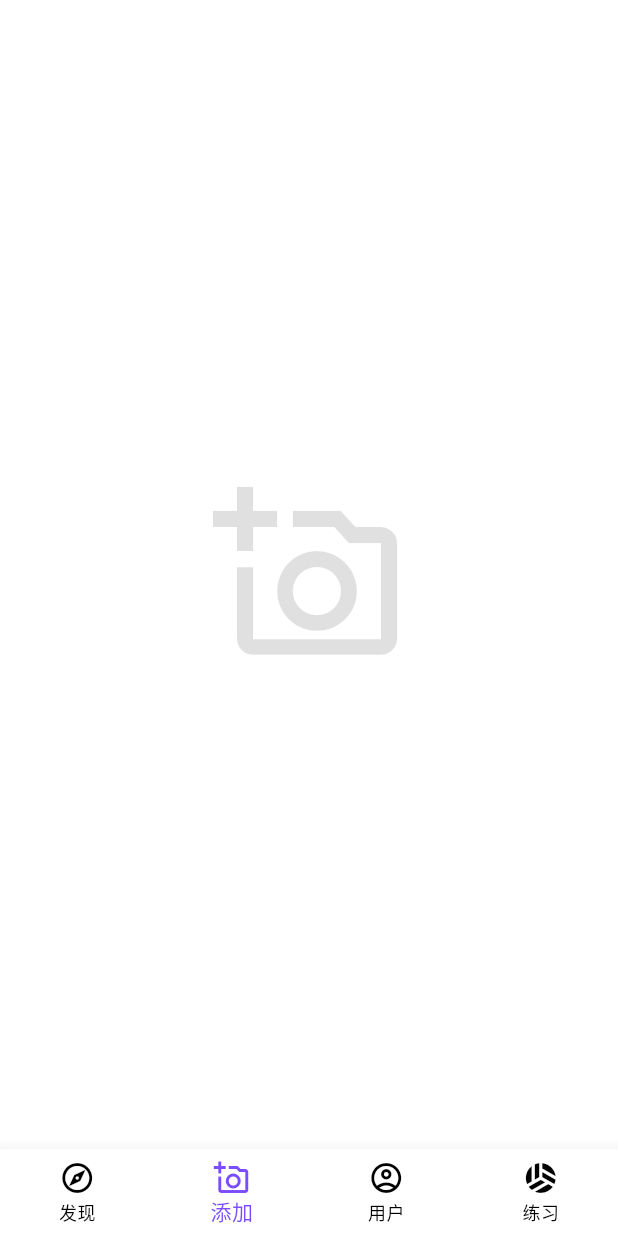
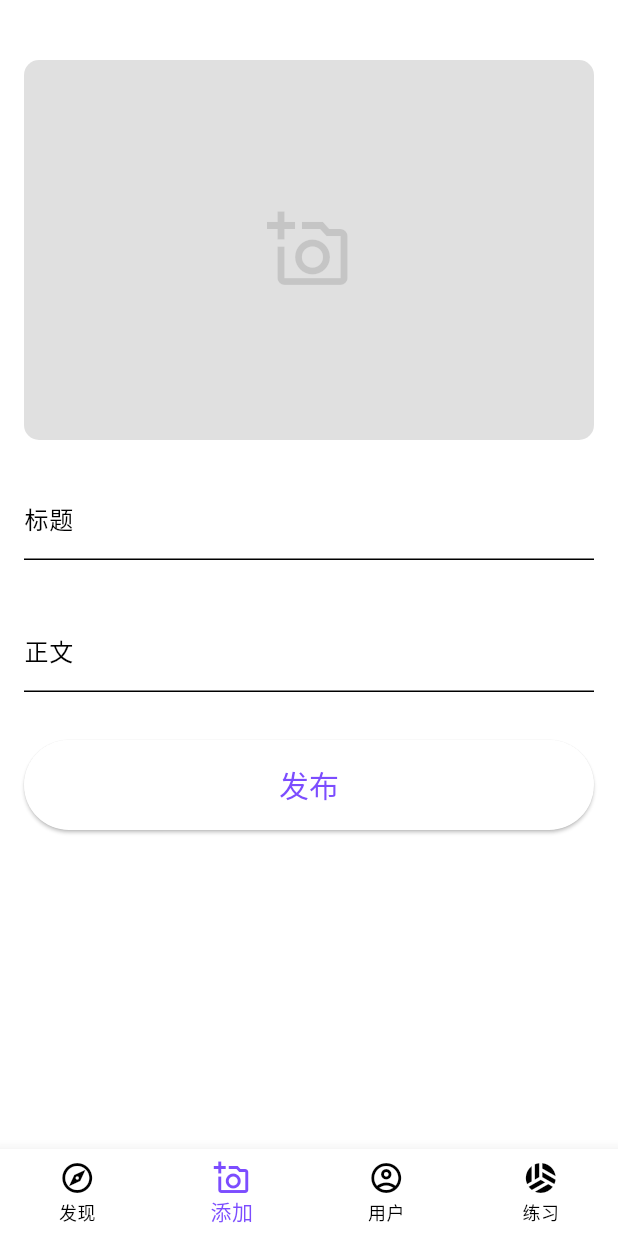
Before and after one commit to shannnl/xb2_flutter, a Flutter app: the screen it shows after launch, item 2 of the bottom bar chosen, on a phone screen of 412 x 824 dp. Run offline on Flutter 3.47's test engine with Material 3 defaults, Android fonts, the phone set to English and light mode, and no system bars; our stand-ins replace file_picker, flutter_dotenv, shared_preferences; network calls fail.

Commit message:
整理内容，上传文件

```diff
--- a/lib/app/components/app_button.dart
+++ b/lib/app/components/app_button.dart
@@ -2,7 +2,7 @@ import 'package:flutter/material.dart';
 
 class AppButton extends StatelessWidget {
   final String? text;
-  final VoidCallback onPressed;
+  final VoidCallback? onPressed;
 
   AppButton({
     required this.onPressed,
--- a/lib/app/components/app_text_field.dart
+++ b/lib/app/components/app_text_field.dart
@@ -3,19 +3,42 @@ import 'package:flutter/material.dart';
 class AppTextField extends StatelessWidget {
   final String labelText;
   final ValueChanged<String>? onChanged;
+  final TextEditingController? controller;
+  final bool canValidate;
+  final bool isMultiline;
+  final bool enabled;
 
-  AppTextField({required this.labelText, this.onChanged});
+  AppTextField({
+    required this.labelText,
+    this.onChanged,
+    this.controller,
+    this.canValidate = true,
+    this.isMultiline = false,
+    this.enabled = true,
+  });
 
   @override
   Widget build(BuildContext context) {
+    TextInputType? keyboardType;
+
+    if (isMultiline) {
+      keyboardType = TextInputType.multiline;
+    }
+
     return Container(
       padding: EdgeInsets.only(bottom: 32),
       child: TextFormField(
+        controller: controller,
+        enabled: enabled,
+        keyboardType: keyboardType,
+        maxLines: isMultiline ? null : 1,
         decoration: InputDecoration(
           labelText: labelText,
         ),
         onChanged: onChanged,
-        autovalidateMode: AutovalidateMode.onUserInteraction,
+        autovalidateMode: canValidate
+            ? AutovalidateMode.onUserInteraction
+            : AutovalidateMode.disabled,
         validator: (value) {
           if (value == null || value.isEmpty) {
             return '请填写$labelText';
--- /dev/null
+++ b/lib/app/exceptions/app_exception.dart
@@ -0,0 +1,9 @@
+class AppException implements Exception {
+  final String message;
+
+  AppException([this.message = '']);
+
+  String toString() {
+    return '${this.runtimeType}: $message';
+  }
+}
--- a/lib/app/exceptions/http_exception.dart
+++ b/lib/app/exceptions/http_exception.dart
@@ -1,12 +1,7 @@
-class HttpException implements Exception {
-  late String message;
+import 'package:xb2_flutter/app/exceptions/app_exception.dart';
 
-  HttpException(String? message) {
-    this.message = message ?? '网络请求出了点问题 🌋 ';
-  }
-
-  @override
-  String toString() {
-    return 'HttpException: $message';
-  }
+class HttpException extends AppException {
+  HttpException([
+    String message = '网络请求出了点问题 🌋',
+  ]) : super(message);
 }
--- /dev/null
+++ b/lib/app/exceptions/validate_exception.dart
@@ -0,0 +1,7 @@
+import 'package:xb2_flutter/app/exceptions/app_exception.dart';
+
+class ValidateException extends AppException {
+  ValidateException([
+    String message = '未通过数据验证。',
+  ]) : super(message);
+}
--- /dev/null
+++ b/lib/post/create/components/post_create_form.dart
@@ -0,0 +1,140 @@
+import 'package:flutter/material.dart';
+import 'package:provider/provider.dart';
+import 'package:xb2_flutter/app/components/app_button.dart';
+import 'package:xb2_flutter/app/components/app_text_field.dart';
+import 'package:xb2_flutter/app/exceptions/app_exception.dart';
+import 'package:xb2_flutter/app/exceptions/validate_exception.dart';
+import 'package:xb2_flutter/post/create/components/post_create_media.dart';
+import 'package:xb2_flutter/post/create/post_create_model.dart';
+
+class PostCreateForm extends StatefulWidget {
+  @override
+  _PostCreateFormState createState() => _PostCreateFormState();
+}
+
+class _PostCreateFormState extends State<PostCreateForm> {
+  // 表单 key
+  final formKey = GlobalKey<FormState>();
+
+  // 是否自动验证
+  bool canValidate = true;
+
+  // 文本编辑控制器
+  final titleFieldController = TextEditingController();
+  final contentFieldController = TextEditingController();
+
+  @override
+  void initState() {
+    super.initState();
+
+    final title = context.read<PostCreateModel>().title;
+    final content = context.read<PostCreateModel>().content;
+
+    if (title != null) {
+      titleFieldController.text = title;
+    }
+
+    if (content != null) {
+      contentFieldController.text = content;
+    }
+  }
+
+  @override
+  Widget build(BuildContext context) {
+    final postCreateModel = context.watch<PostCreateModel>();
+
+    // 选择文件后设置标题
+    if (postCreateModel.selectedFile != null && postCreateModel.title == null) {
+      final title = postCreateModel.selectedFile!.name.split('.')[0];
+      titleFieldController.text = title;
+      postCreateModel.setTitle(title);
+    }
+
+    // 标题字段
+    final titleField = AppTextField(
+      labelText: '标题',
+      controller: titleFieldController,
+      enabled: !postCreateModel.loading,
+      canValidate: canValidate,
+      onChanged: (value) {
+        postCreateModel.setTitle(value);
+      },
+    );
+
+    // 正文字段
+    final contentField = AppTextField(
+      labelText: '正文',
+      controller: contentFieldController,
+      enabled: !postCreateModel.loading,
+      canValidate: canValidate,
+      isMultiline: true,
+      onChanged: (value) {
+        postCreateModel.setContent(value);
+      },
+    );
+
+    // 验证
+    validate() {
+      final isValid = formKey.currentState!.validate();
+
+      if (!isValid) {
+        throw ValidateException();
+      }
+    }
+
+    // 重置
+    reset() {
+      setState(() {
+        titleFieldController.text = '';
+        contentFieldController.text = '';
+        canValidate = false;
+        postCreateModel.reset();
+      });
+    }
+
+    // 提交创建内容
+    submitCreatePost() async {
+      try {
+        validate();
+
+        postCreateModel.setLoading(true);
+        final postId = await postCreateModel.createPost();
+        await postCreateModel.createFile(postId: postId);
+
+        ScaffoldMessenger.of(context).showSnackBar(
+          SnackBar(content: Text('内容发布成功！')),
+        );
+
+        reset();
+      } on AppException catch (e) {
+        ScaffoldMessenger.of(context).showSnackBar(
+          SnackBar(content: Text(e.message)),
+        );
+      } finally {
+        postCreateModel.setLoading(false);
+      }
+    }
+
+
+
+    // 提交按钮
+    final submitButton = AppButton(
+      text: '发布',
+      onPressed: postCreateModel.loading ? null : submitCreatePost,
+    );
+
+    return Form(
+      key: formKey,
+      child: Column(
+        mainAxisAlignment: MainAxisAlignment.center,
+        crossAxisAlignment: CrossAxisAlignment.start,
+        children: [
+          PostCreateMedia(),
+          titleField,
+          contentField,
+          submitButton,
+        ],
+      ),
+    );
+  }
+}
--- /dev/null
+++ b/lib/post/create/components/post_create_media.dart
@@ -0,0 +1,80 @@
+import 'dart:io';
+
+import 'package:file_picker/file_picker.dart';
+import 'package:provider/provider.dart';
+import 'package:flutter/material.dart';
+import 'package:xb2_flutter/post/create/post_create_model.dart';
+
+class PostCreateMedia extends StatefulWidget {
+  @override
+  _PostCreateMediaState createState() => _PostCreateMediaState();
+}
+
+class _PostCreateMediaState extends State<PostCreateMedia> {
+  @override
+  Widget build(BuildContext context) {
+    final postCreateModel = context.read<PostCreateModel>();
+
+    selectFile() async {
+      FilePickerResult? result = await FilePicker.platform.pickFiles(
+        type: FileType.image,
+      );
+      if (result != null) {
+        postCreateModel.setSelectedFile(result.files.first);
+      }
+    }
+
+    final imagePlaceholder = AspectRatio(
+      aspectRatio: 3 / 2,
+      child: Container(
+        decoration: BoxDecoration(
+          color: Colors.black12,
+          borderRadius: BorderRadius.circular(10),
+        ),
+        child: Icon(
+          Icons.add_a_photo_outlined,
+          size: 56,
+          color: Colors.black12,
+        ),
+      ),
+    );
+
+    final imagePlaceholderMask = Positioned.fill(
+      child: InkWell(
+        borderRadius: BorderRadius.circular(20),
+        splashColor: Colors.deepPurpleAccent.withOpacity(0.3),
+        onTap: postCreateModel.loading ? null : selectFile,
+      ),
+    );
+
+    final selectedImage = postCreateModel.selectedFile != null
+        ? ClipRRect(
+            borderRadius: BorderRadius.circular(10),
+            child: Image.file(
+              File(
+                postCreateModel.selectedFile!.path??"",
+              ),
+            ),
+          )
+        : null;
+
+    final indicator = postCreateModel.loading
+        ? CircularProgressIndicator(
+            strokeWidth: 2,
+          )
+        : null;
+
+    return Container(
+      padding: EdgeInsets.symmetric(vertical: 24),
+      child: Stack(
+        alignment: Alignment.center,
+        children: [
+          imagePlaceholder,
+          if (selectedImage != null) selectedImage,
+          imagePlaceholderMask,
+          if (indicator != null) indicator,
+        ],
+      ),
+    );
+  }
+}
--- a/lib/post/create/post_create.dart
+++ b/lib/post/create/post_create.dart
@@ -1,13 +1,15 @@
 import 'package:flutter/material.dart';
+import 'package:xb2_flutter/post/create/components/post_create_form.dart';
 
 class PostCreate extends StatelessWidget {
   @override
   Widget build(BuildContext context) {
-    return Center(
-      child: Icon(
-        Icons.add_a_photo_outlined,
-        size: 128,
-        color: Colors.black12,
+    return SingleChildScrollView(
+      child: Container(
+        padding: EdgeInsets.all(16),
+        child: SafeArea(
+          child: PostCreateForm(),
+        ),
       ),
     );
   }
--- a/pubspec.yaml
+++ b/pubspec.yaml
@@ -40,6 +40,8 @@ dependencies:
   json_annotation: ^4.8.1
   flutter_dotenv: ^5.1.0
   shared_preferences: ^2.2.2
+  file_picker: ^8.0.2
+  http_parser: ^4.0.2
 
 dev_dependencies:
   flutter_test:
```
Also changed, not shown: lib/app/app_service.dart (+22 -0 lines), lib/app/components/app_home.dart (+38 -1 lines), lib/post/create/post_create_model.dart (added, +81 -0 lines), lib/post/post_provider.dart (+12 -0 lines), pubspec.lock, 1 other file.
